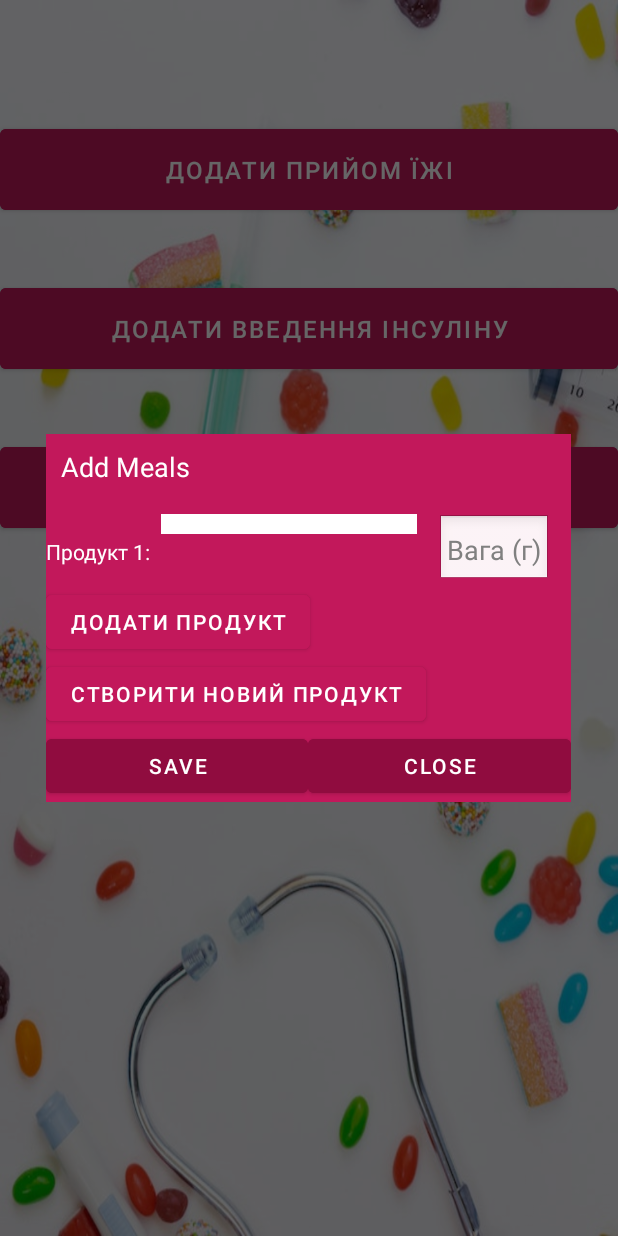
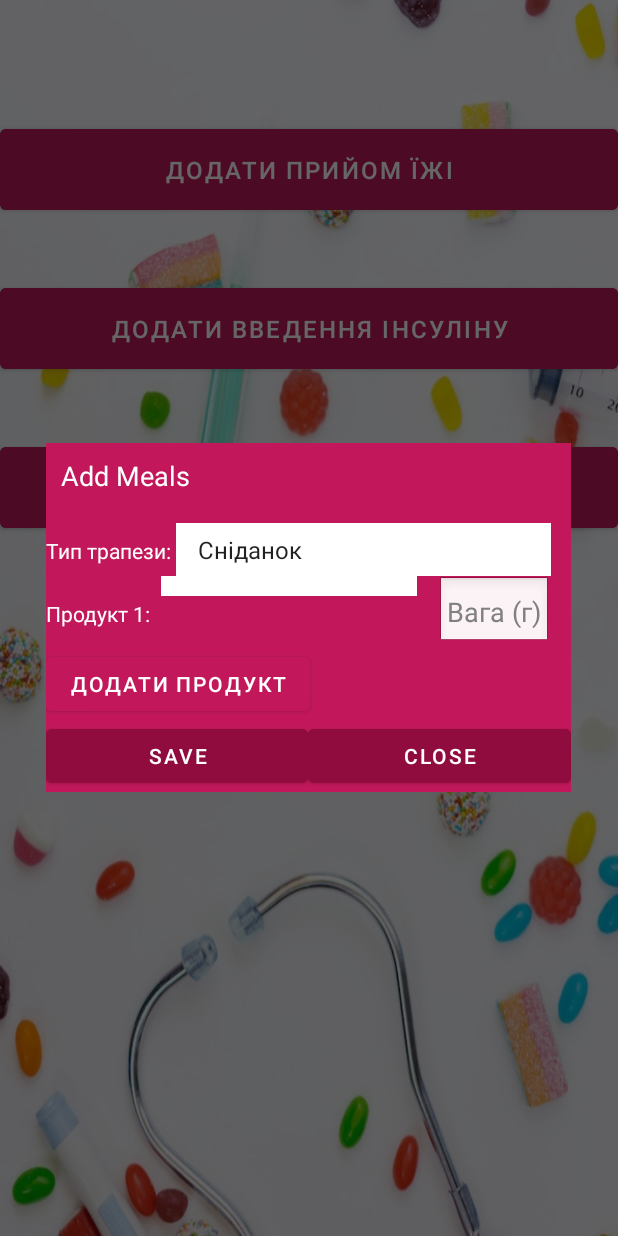
Before and after one commit to somikkvn/Insulin_Application, an Android app: the screen it shows after launch (MainActivity), after a tap on "ДОДАТИ ПРИЙОМ ЇЖІ", on a phone screen of 412 x 824 dp. Run offline under Robolectric (Android 15) with nearby library versions, the phone set to English and light mode, and no system bars; our stand-ins replace Firebase (no records; nobody signed in at launch, a user with empty details on screens opened directly).

Commit message:
delete logic for creating food. add type of meal and change insulin's formula in product dialog

```diff
--- a/app/src/main/java/com/example/insulinapplication/ProductDialogFragment.java
+++ b/app/src/main/java/com/example/insulinapplication/ProductDialogFragment.java
@@ -23,6 +23,7 @@ import com.google.firebase.database.Query;
 import com.google.firebase.database.ValueEventListener;
 
 import java.util.ArrayList;
+import java.util.Date;
 import java.util.HashMap;
 import java.util.List;
 import java.util.Map;
@@ -46,8 +47,16 @@ public class ProductDialogFragment extends DialogFragment {
         editTextList = new ArrayList<>();
         spinnerList = new ArrayList<>();
         parentLayout = dialog.findViewById(R.id.parentLayout);
+
+        Spinner spinnerMeal = dialog.findViewById(R.id.productMeals);
+        String[] options  = getResources().getStringArray(R.array.my_options);
+        adapter = new ArrayAdapter<String>(getActivity(), android.R.layout.simple_spinner_item, options);
+        adapter.setDropDownViewResource(android.R.layout.simple_spinner_dropdown_item);
+        spinnerMeal.setAdapter(adapter);
+
         Spinner spinner = dialog.findViewById(R.id.productSpinner1);
         EditText editView = dialog.findViewById(R.id.productEditText1);
+
         FirebaseDatabase database = FirebaseDatabase.getInstance();
         DatabaseReference myRef = database.getReference("products");
         myRef.addListenerForSingleValueEvent(new ValueEventListener() {
@@ -111,6 +120,9 @@ public class ProductDialogFragment extends DialogFragment {
             @Override
             public void onClick(View v) {
                 sum_ins = 0;
+                Spinner spinnerMeal = dialog.findViewById(R.id.productMeals);
+                String mealValue = spinnerMeal.getSelectedItem().toString();
+
                 for (int i = 0; i < rowCount; i++) {
                     double editText = Double.parseDouble(((EditText) editTextList.get(i)).getText().toString());
                     String spinnerText = ((Spinner) spinnerList.get(i)).getSelectedItem().toString();
@@ -134,9 +146,18 @@ public class ProductDialogFragment extends DialogFragment {
                                   sum_ins = sum_ins + (carbohydrates / 10 * glycemicIndex / 100 * editText / 100);
 
                                   if (finalI == (rowCount - 1)) {
+                                      if (mealValue.equals("Сніданок")) {
+                                          Log.w("meal", mealValue);
+                                          sum_ins = sum_ins * 2;
+                                      } else if ((mealValue.equals("Обід")) ) {
+                                          sum_ins = sum_ins * 1.5;
+                                      }
+                                      Log.w("meal1", mealValue);
                                       sum_ins = Math.round(sum_ins * 100.0) / 100.0;
+                                      mealDiaryMap.put("id", count_meal + 1);
                                       mealDiaryMap.put("recommended_dose", sum_ins);
-                                      mealDiaryMap.put("id", count_meal + 1);
+                                      mealDiaryMap.put("meal", mealValue);
+                                      mealDiaryMap.put("date", (new Date()).toString());
                                       mealDiaryRef.child(String.valueOf(mealDiaryRef.push().getKey())).setValue(mealDiaryMap);
                                       dismiss();
                                       showMessageDialogFragment(String.valueOf(sum_ins));
@@ -165,15 +186,6 @@ public class ProductDialogFragment extends DialogFragment {
             @Override
             public void onClick(View v) {
                 addRow();
-            }
-        });
-
-        Button btnPlus = dialog.findViewById(R.id.btnPlus);
-        btnPlus.setOnClickListener(new View.OnClickListener() {
-            @Override
-            public void onClick(View v) {
-                FoodDialogFragment dialogFragment = new FoodDialogFragment();
-                dialogFragment.show(requireActivity().getSupportFragmentManager(), "FoodDialogFragment");
             }
         });
 
--- a/app/src/main/res/layout/dialog_meals.xml
+++ b/app/src/main/res/layout/dialog_meals.xml
@@ -11,43 +11,73 @@
         android:orientation="vertical">
 
         <LinearLayout
+            android:layout_width="match_parent"
+            android:layout_height="wrap_content"
+            android:orientation="horizontal">
+
+            <TextView
+                android:id="@+id/productMealTextView"
+                android:layout_width="wrap_content"
+                android:layout_height="wrap_content"
+                android:gravity="center_vertical"
+                android:tag="productTextView1"
+                android:text="Тип трапези: "
+                android:textColor="@android:color/white"
+                tools:ignore="Suspicious0dp" />
+
+            <Spinner
+                android:id="@+id/productMeals"
+                android:layout_width="match_parent"
+                android:layout_height="wrap_content"
+                android:layout_marginEnd="20px"
+                android:layout_weight="1"
+                android:background="@android:color/white"
+                android:clickable="true"
+                android:focusable="true"
+                android:focusableInTouchMode="true"
+                android:padding="10px"
+                android:spinnerMode="dropdown"
+                android:tag="productMeals" />
+        </LinearLayout>
+
+        <LinearLayout
             android:id="@+id/row1"
             android:layout_width="match_parent"
             android:layout_height="wrap_content"
             android:orientation="horizontal">
 
             <TextView
-                android:tag="productTextView1"
                 android:id="@+id/productTextView1"
                 android:layout_width="wrap_content"
                 android:layout_height="wrap_content"
+                android:gravity="center_vertical"
+                android:tag="productTextView1"
+                android:text="Продукт 1:  "
                 android:textColor="@android:color/white"
-                android:gravity="center_vertical"
-                android:text="Продукт 1:  "
                 tools:ignore="Suspicious0dp" />
 
             <Spinner
-                android:tag="productSpinner1"
                 android:id="@+id/productSpinner1"
                 android:layout_width="match_parent"
                 android:layout_height="wrap_content"
+                android:layout_marginEnd="20px"
                 android:layout_weight="1"
-                android:padding="10px"
-                android:layout_marginEnd="20px"
                 android:background="@android:color/white"
                 android:clickable="true"
                 android:focusable="true"
                 android:focusableInTouchMode="true"
-                android:spinnerMode="dropdown" />
+                android:padding="10px"
+                android:spinnerMode="dropdown"
+                android:tag="productSpinner1" />
 
             <EditText
-                android:tag="productEditText1"
                 android:id="@+id/productEditText1"
-                android:layout_marginEnd="20px"
-                android:padding="10px"
                 android:layout_width="wrap_content"
                 android:layout_height="wrap_content"
-                android:hint="Вага (г)" />
+                android:layout_marginEnd="20px"
+                android:hint="Вага (г)"
+                android:padding="10px"
+                android:tag="productEditText1" />
         </LinearLayout>
     </LinearLayout>
 
@@ -59,14 +89,6 @@
         android:backgroundTint="#C2185B"
         android:onClick="addRow"
         android:text="Додати продукт" />
-
-    <Button
-        android:id="@+id/btnPlus"
-        android:layout_width="wrap_content"
-        android:layout_height="wrap_content"
-        android:layout_marginEnd="64dp"
-        android:backgroundTint="#C2185B"
-        android:text="Створити новий продукт" />
 
     <LinearLayout
         android:layout_width="match_parent"
--- a/app/src/main/res/values/options_array.xml
+++ b/app/src/main/res/values/options_array.xml
@@ -1,8 +1,8 @@
 <?xml version="1.0" encoding="utf-8"?>
 <resources>
     <string-array name="my_options">
-        <item>Option 1</item>
-        <item>Option 2</item>
-        <item>Option 3</item>
+        <item>Сніданок</item>
+        <item>Обід</item>
+        <item>Вечеря</item>
     </string-array>
 </resources>
```
Also changed, not shown: app/src/main/java/com/example/insulinapplication/FoodDialogFragment.java (deleted, +0 -84 lines), app/src/main/res/layout/dialog_food.xml (deleted, +0 -68 lines).
